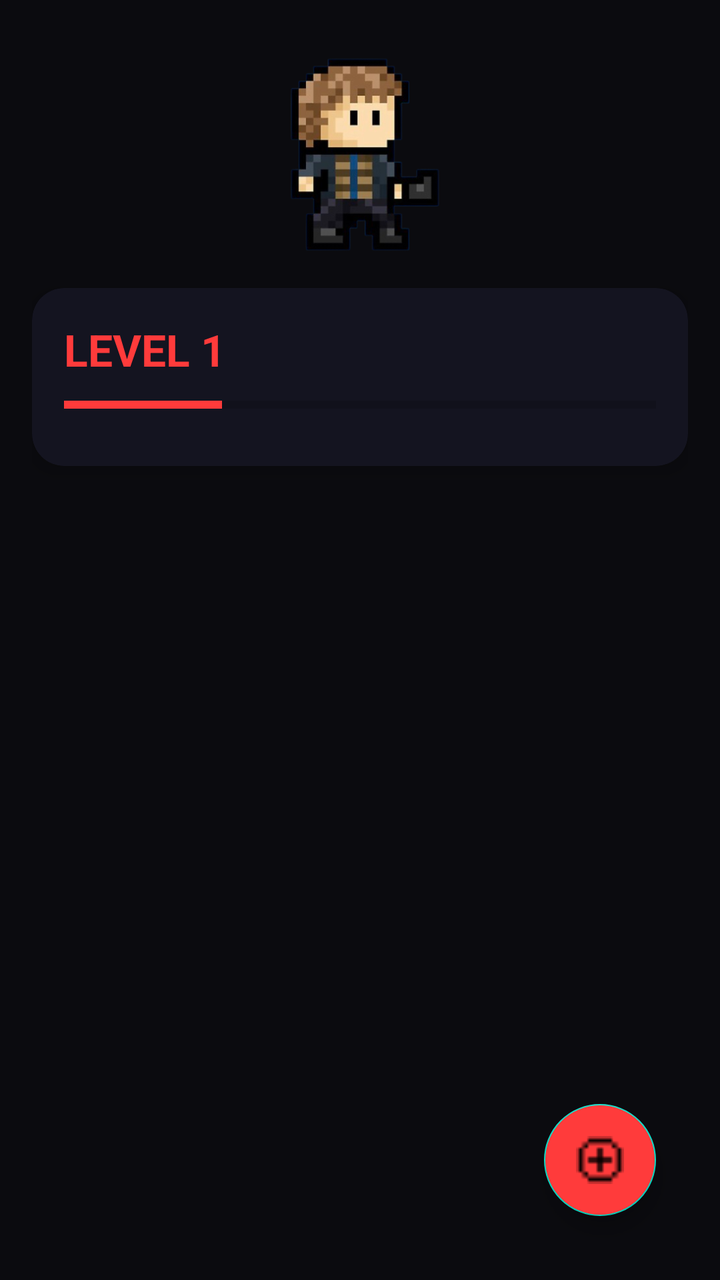
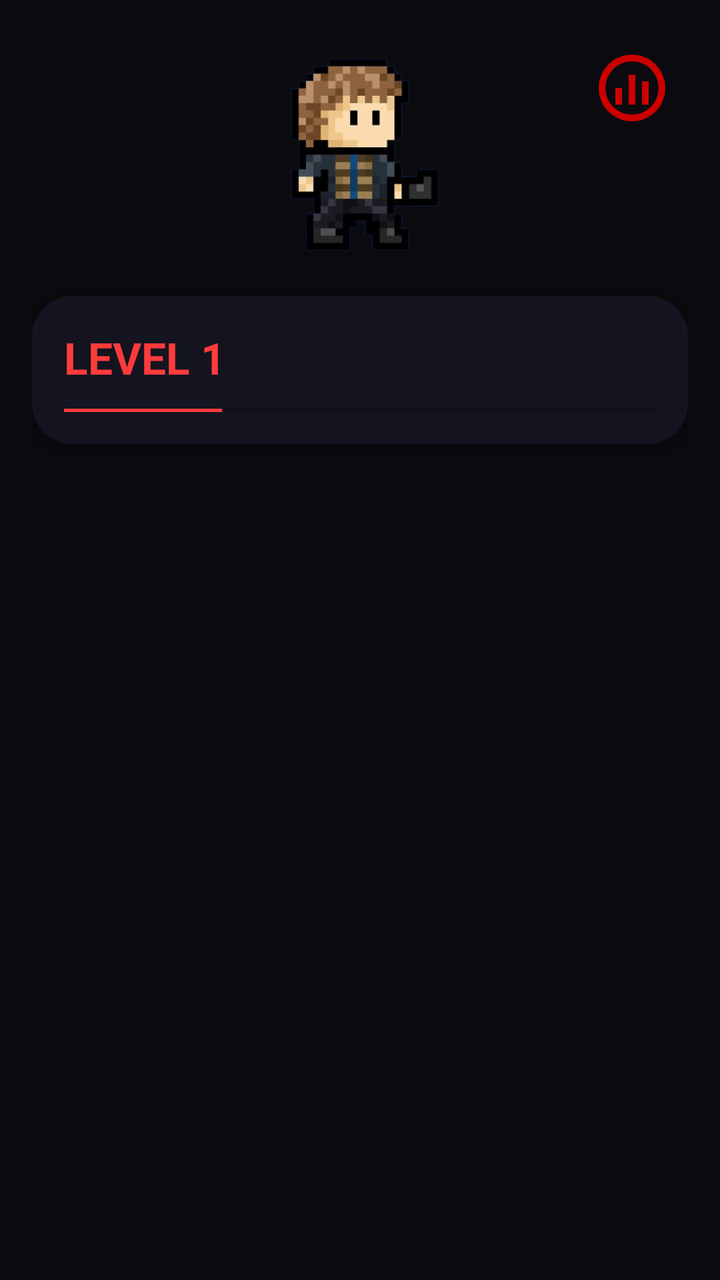

Two renders of the same Android screen: before a commit and after it. Below are the layout's source before the change and the commit's diff.
<!-- AndroidManifest.xml: application theme Theme.HabitQ -->
<!-- res/layout/activity_main.xml -->
<?xml version="1.0" encoding="utf-8"?>
<androidx.constraintlayout.widget.ConstraintLayout xmlns:android="http://schemas.android.com/apk/res/android"
    xmlns:app="http://schemas.android.com/apk/res-auto"
    xmlns:tools="http://schemas.android.com/tools"
    android:layout_width="match_parent"
    android:layout_height="match_parent"
    android:background="@color/bg_dark"
    android:padding="16dp">

    <ImageView
        android:id="@+id/characterImage"
        android:layout_width="165dp"
        android:layout_height="116dp"
        android:contentDescription="Character"
        android:scaleType="centerCrop"
        android:src="@drawable/johnathan"
        app:layout_constraintEnd_toEndOf="parent"
        app:layout_constraintStart_toStartOf="parent"
        app:layout_constraintTop_toTopOf="parent" />

    
    <androidx.cardview.widget.CardView
        android:id="@+id/statsCard"
        android:layout_width="0dp"
        android:layout_height="wrap_content"
        android:layout_marginTop="12dp"
        app:cardBackgroundColor="@color/card_dark"
        app:cardCornerRadius="16dp"
        app:cardElevation="6dp"
        app:layout_constraintEnd_toEndOf="parent"
        app:layout_constraintStart_toStartOf="parent"
        app:layout_constraintTop_toBottomOf="@id/characterImage">

        <LinearLayout
            android:layout_width="match_parent"
            android:layout_height="89dp"
            android:orientation="vertical"
            android:padding="16dp">

            
            <TextView
                android:id="@+id/levelText"
                android:layout_width="wrap_content"
                android:layout_height="wrap_content"
                android:text="LEVEL 1"
                android:textColor="@color/accent_red"
                android:textSize="22sp"
                android:textStyle="bold" />

            
            <ProgressBar
                android:id="@+id/xpProgress"
                style="?android:attr/progressBarStyleHorizontal"
                android:layout_width="match_parent"
                android:layout_height="10dp"
                android:layout_marginTop="8dp"
                android:backgroundTint="@color/xp_bg"
                android:max="150"
                android:progress="40"
                android:progressTint="@color/accent_red" />

            
            <TextView
                android:id="@+id/streakText"
                android:layout_width="wrap_content"
                android:layout_height="wrap_content"
                android:layout_marginTop="8dp"
                android:text="🔥 Streak: 0 days"
                android:textColor="@color/text_primary"
                android:textSize="16sp" />

        </LinearLayout>
    </androidx.cardview.widget.CardView>

    
    <androidx.recyclerview.widget.RecyclerView
        android:id="@+id/habitsRecycler"
        android:layout_width="0dp"
        android:layout_height="0dp"
        android:layout_marginTop="16dp"
        android:paddingBottom="80dp"
        app:layout_constraintBottom_toBottomOf="parent"
        app:layout_constraintEnd_toEndOf="parent"
        app:layout_constraintStart_toStartOf="parent"
        app:layout_constraintTop_toBottomOf="@id/statsCard" />

    <com.google.android.material.floatingactionbutton.FloatingActionButton
        android:id="@+id/addNewHabit"
        android:layout_width="wrap_content"
        android:layout_height="wrap_content"
        android:layout_margin="16dp"
        android:backgroundTint="@color/accent_red"
        android:contentDescription="@string/add_new_habit"
        android:src="@drawable/add"
        android:clickable="true"
        android:focusable="true"
        app:layout_constraintBottom_toBottomOf="parent"
        app:layout_constraintEnd_toEndOf="parent" />



</androidx.constraintlayout.widget.ConstraintLayout>
<!-- resources referenced by this layout -->
<resources>
  <color name="accent_red">#FF3B3B</color>
  <color name="bg_dark">#0B0B0F</color>
  <color name="card_dark">#141420</color>
  <color name="text_primary">#E0E0E0</color>
  <color name="xp_bg">#2A2A3A</color>
  <!-- drawable add: png bitmap (drawable, 334 bytes) -->
  <!-- drawable johnathan: png bitmap (drawable, 88689 bytes) -->
  <string name="add_new_habit">Add New Habit</string>
  <style name="Theme.HabitQ" parent="Theme.MaterialComponents.DayNight.DarkActionBar">
          
          <item name="colorPrimary">@color/purple_500</item>
          <item name="colorPrimaryVariant">@color/purple_700</item>
          <item name="colorOnPrimary">@color/white</item>
          
          <item name="colorSecondary">@color/teal_200</item>
          <item name="colorSecondaryVariant">@color/teal_700</item>
          <item name="colorOnSecondary">@color/black</item>
          
          <item name="android:statusBarColor">?attr/colorPrimaryVariant</item>
          
      </style>
  <color name="purple_500">#FF6200EE</color>
  <color name="purple_700">#FF3700B3</color>
  <color name="white">#FFFFFF</color>
  <color name="teal_200">#FF03DAC5</color>
  <color name="teal_700">#FF018786</color>
  <color name="black">#FF000000</color>
</resources>

<!-- the commit's change to res/layout/activity_main.xml (unified diff, before → after) -->
@@ -1,7 +1,7 @@
 <?xml version="1.0" encoding="utf-8"?>
-<androidx.constraintlayout.widget.ConstraintLayout xmlns:android="http://schemas.android.com/apk/res/android"
+<androidx.constraintlayout.widget.ConstraintLayout
+    xmlns:android="http://schemas.android.com/apk/res/android"
     xmlns:app="http://schemas.android.com/apk/res-auto"
-    xmlns:tools="http://schemas.android.com/tools"
     android:layout_width="match_parent"
     android:layout_height="match_parent"
     android:background="@color/bg_dark"
@@ -11,43 +11,40 @@
         android:id="@+id/characterImage"
         android:layout_width="165dp"
         android:layout_height="116dp"
-        android:contentDescription="Character"
+        android:contentDescription="@string/character"
         android:scaleType="centerCrop"
         android:src="@drawable/johnathan"
-        app:layout_constraintEnd_toEndOf="parent"
+        app:layout_constraintTop_toTopOf="parent"
         app:layout_constraintStart_toStartOf="parent"
-        app:layout_constraintTop_toTopOf="parent" />
+        app:layout_constraintEnd_toEndOf="parent" />
 
-    
     <androidx.cardview.widget.CardView
         android:id="@+id/statsCard"
         android:layout_width="0dp"
         android:layout_height="wrap_content"
-        android:layout_marginTop="12dp"
+        android:layout_marginTop="16dp"
         app:cardBackgroundColor="@color/card_dark"
-        app:cardCornerRadius="16dp"
-        app:cardElevation="6dp"
-        app:layout_constraintEnd_toEndOf="parent"
+        app:cardCornerRadius="20dp"
+        app:cardElevation="8dp"
+        app:layout_constraintTop_toBottomOf="@id/characterImage"
         app:layout_constraintStart_toStartOf="parent"
-        app:layout_constraintTop_toBottomOf="@id/characterImage">
+        app:layout_constraintEnd_toEndOf="parent">
 
         <LinearLayout
             android:layout_width="match_parent"
-            android:layout_height="89dp"
+            android:layout_height="74dp"
             android:orientation="vertical"
             android:padding="16dp">
 
-            
             <TextView
                 android:id="@+id/levelText"
                 android:layout_width="wrap_content"
                 android:layout_height="wrap_content"
-                android:text="LEVEL 1"
+                android:text="@string/level_1"
                 android:textColor="@color/accent_red"
                 android:textSize="22sp"
                 android:textStyle="bold" />
 
-            
             <ProgressBar
                 android:id="@+id/xpProgress"
                 style="?android:attr/progressBarStyleHorizontal"
@@ -55,48 +52,61 @@
                 android:layout_height="10dp"
                 android:layout_marginTop="8dp"
                 android:backgroundTint="@color/xp_bg"
+                android:clipToOutline="true"
                 android:max="150"
                 android:progress="40"
                 android:progressTint="@color/accent_red" />
 
-            
             <TextView
                 android:id="@+id/streakText"
                 android:layout_width="wrap_content"
                 android:layout_height="wrap_content"
-                android:layout_marginTop="8dp"
-                android:text="🔥 Streak: 0 days"
+                android:layout_marginTop="12dp"
                 android:textColor="@color/text_primary"
                 android:textSize="16sp" />
 
         </LinearLayout>
     </androidx.cardview.widget.CardView>
 
-    
     <androidx.recyclerview.widget.RecyclerView
         android:id="@+id/habitsRecycler"
         android:layout_width="0dp"
         android:layout_height="0dp"
         android:layout_marginTop="16dp"
-        android:paddingBottom="80dp"
+        android:paddingBottom="100dp"
         app:layout_constraintBottom_toBottomOf="parent"
         app:layout_constraintEnd_toEndOf="parent"
+        app:layout_constraintHorizontal_bias="0.0"
         app:layout_constraintStart_toStartOf="parent"
-        app:layout_constraintTop_toBottomOf="@id/statsCard" />
+        app:layout_constraintTop_toBottomOf="@id/statsCard"
+        app:layout_constraintVertical_bias="1.0" />
 
-    <com.google.android.material.floatingactionbutton.FloatingActionButton
+    <ImageView
         android:id="@+id/addNewHabit"
-        android:layout_width="wrap_content"
-        android:layout_height="wrap_content"
-        android:layout_margin="16dp"
+        android:layout_width="40dp"
+        android:layout_height="40dp"
+        android:layout_marginTop="628dp"
+        android:layout_marginEnd="8dp"
         android:backgroundTint="@color/accent_red"
         android:contentDescription="@string/add_new_habit"
         android:src="@drawable/add"
-        android:clickable="true"
-        android:focusable="true"
-        app:layout_constraintBottom_toBottomOf="parent"
-        app:layout_constraintEnd_toEndOf="parent" />
+        app:elevation="12dp"
+        app:layout_constraintEnd_toEndOf="parent"
+        app:layout_constraintTop_toTopOf="@id/characterImage"
+        app:maxImageSize="32dp"
+        app:tint="@android:color/holo_red_dark" />
 
+    <ImageView
+        android:id="@+id/iconStats"
+        android:layout_width="40dp"
+        android:layout_height="40dp"
+        android:layout_marginTop="8dp"
+        android:layout_marginEnd="8dp"
+        android:contentDescription="@string/statistics"
+        android:src="@drawable/ic_stats"
+        app:layout_constraintEnd_toEndOf="parent"
+        app:layout_constraintTop_toTopOf="@id/characterImage"
+        app:tint="@android:color/holo_red_dark" />
 
 
 </androidx.constraintlayout.widget.ConstraintLayout>
<!-- resource entries referenced after the edit -->
@@ -5,9 +5,37 @@
   <color name="card_dark">#141420</color>
   <color name="text_primary">#E0E0E0</color>
   <color name="xp_bg">#2A2A3A</color>
-  <!-- drawable add: png bitmap (drawable, 334 bytes) -->
+  <!-- drawable add (drawable) -->
+  <vector xmlns:android="http://schemas.android.com/apk/res/android"
+      android:width="24dp"
+      android:height="24dp"
+      android:viewportWidth="24"
+      android:viewportHeight="24">
+  
+      <path
+          android:fillColor="#FFFFFF"
+          android:pathData="M19,13H13V19H11V13H5V11H11V5H13V11H19V13Z"/>
+  </vector>
+  <!-- drawable ic_stats (drawable) -->
+  <vector xmlns:android="http://schemas.android.com/apk/res/android"
+      android:width="24dp"
+      android:height="24dp"
+      android:viewportWidth="24"
+      android:viewportHeight="24">
+  
+      <path
+          android:fillColor="#FFFFFF"
+          android:pathData="M12,2A10,10 0 1,0 22,12 10,10 0 0,0 12,2zM12,20A8,8 0 1,1 20,12 8,8 0 0,1 12,20z"/>
+  
+      <path
+          android:fillColor="#FFFFFF"
+          android:pathData="M7,17h2v-5H7v5zM11,17h2v-9h-2v9zM15,17h2v-7h-2v7z"/>
+  </vector>
   <!-- drawable johnathan: png bitmap (drawable, 88689 bytes) -->
   <string name="add_new_habit">Add New Habit</string>
+  <string name="character">Character</string>
+  <string name="level_1">LEVEL 1</string>
+  <string name="statistics">Statistics</string>
   <style name="Theme.HabitQ" parent="Theme.MaterialComponents.DayNight.DarkActionBar">
           
           <item name="colorPrimary">@color/purple_500</item>
